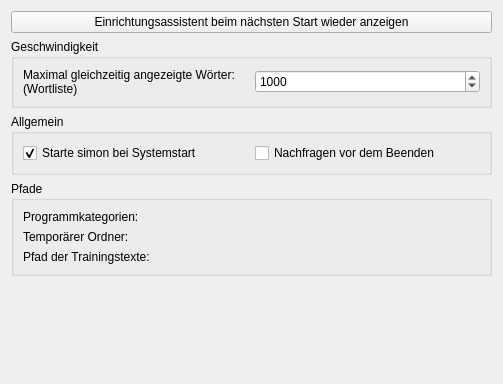
Qt form simon/src/Configuration/generalsettingsdlg.ui (KDE/simon) before a commit.
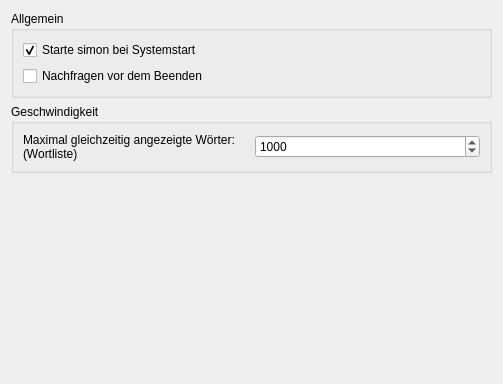
The same form after that commit. Custom widgets are drawn as their Qt base class.

The edit to the form file:
```diff
--- a/simon/src/Configuration/generalsettingsdlg.ui
+++ b/simon/src/Configuration/generalsettingsdlg.ui
@@ -14,13 +14,32 @@
   </property>
   <layout class="QVBoxLayout" >
    <item>
-    <widget class="KPushButton" name="pbShowFirstRunWizard" >
-     <property name="text" >
-      <string>Einrichtungsassistent beim nächsten Start wieder anzeigen</string>
+    <widget class="QGroupBox" name="gbGeneral" >
+     <property name="title" >
+      <string>Allgemein</string>
      </property>
-     <property name="checkable" >
-      <bool>true</bool>
+     <property name="flat" >
+      <bool>false</bool>
      </property>
+     <layout class="QGridLayout" >
+      <item row="0" column="0" >
+       <widget class="QCheckBox" name="kcfg_AutoStart" >
+        <property name="text" >
+         <string>Starte simon bei Systemstart</string>
+        </property>
+        <property name="checked" >
+         <bool>true</bool>
+        </property>
+       </widget>
+      </item>
+      <item row="1" column="0" >
+       <widget class="QCheckBox" name="kcfg_AskBeforeQuit" >
+        <property name="text" >
+         <string>Nachfragen vor dem Beenden</string>
+        </property>
+       </widget>
+      </item>
+     </layout>
     </widget>
    </item>
    <item>
@@ -41,12 +60,12 @@
        </widget>
       </item>
       <item row="0" column="1" >
-       <widget class="QSpinBox" name="sbMaxSimultaniouslyShownWords" >
+       <widget class="QSpinBox" name="kcfg_MaxConcurrentlyDisplayedWords" >
         <property name="minimum" >
          <number>1</number>
         </property>
         <property name="maximum" >
-         <number>100000</number>
+         <number>10000000</number>
         </property>
         <property name="singleStep" >
          <number>10</number>
@@ -57,85 +76,9 @@
        </widget>
       </item>
      </layout>
-    </widget>
-   </item>
-   <item>
-    <widget class="QGroupBox" name="gbGeneral" >
-     <property name="title" >
-      <string>Allgemein</string>
-     </property>
-     <property name="flat" >
-      <bool>false</bool>
-     </property>
-     <layout class="QGridLayout" >
-      <item row="0" column="0" >
-       <widget class="QCheckBox" name="cbStartSimonOnBoot" >
-        <property name="text" >
-         <string>Starte simon bei Systemstart</string>
-        </property>
-        <property name="checked" >
-         <bool>true</bool>
-        </property>
-       </widget>
-      </item>
-      <item row="0" column="1" >
-       <widget class="QCheckBox" name="cbAskBeforeExit" >
-        <property name="text" >
-         <string>Nachfragen vor dem Beenden</string>
-        </property>
-       </widget>
-      </item>
-     </layout>
-    </widget>
-   </item>
-   <item>
-    <widget class="QGroupBox" name="gbPaths" >
-     <property name="title" >
-      <string>Pfade</string>
-     </property>
-     <property name="flat" >
-      <bool>false</bool>
-     </property>
-     <layout class="QHBoxLayout" >
-      <item>
-       <layout class="QVBoxLayout" >
-        <item>
-         <widget class="QLabel" name="lbCategories" >
-          <property name="text" >
-           <string>Programmkategorien:</string>
-          </property>
-         </widget>
-        </item>
-        <item>
-         <widget class="QLabel" name="lbTempDir" >
-          <property name="text" >
-           <string>Temporärer Ordner:</string>
-          </property>
-         </widget>
-        </item>
-        <item>
-         <widget class="QLabel" name="lbPathToTexts" >
-          <property name="text" >
-           <string>Pfad der Trainingstexte:</string>
-          </property>
-         </widget>
-        </item>
-       </layout>
-      </item>
-      <item>
-       <layout class="QVBoxLayout" >
-        <item>
-         <widget class="KUrlRequester" name="urProgramCategories" />
-        </item>
-        <item>
-         <widget class="KUrlRequester" name="urTempDir" />
-        </item>
-        <item>
-         <widget class="KUrlRequester" name="urPathToTexts" />
-        </item>
-       </layout>
-      </item>
-     </layout>
+     <zorder>label</zorder>
+     <zorder>kcfg_MaxConcurrentlyDisplayedWords</zorder>
+     <zorder>gbGeneral</zorder>
     </widget>
    </item>
    <item>
@@ -153,17 +96,6 @@
    </item>
   </layout>
  </widget>
- <customwidgets>
-  <customwidget>
-   <class>KPushButton</class>
-   <extends>QPushButton</extends>
-   <header>kpushbutton.h</header>
-  </customwidget>
-  <customwidget>
-   <class>KUrlRequester</class>
-   <extends>QFrame</extends>
-   <header>kurlrequester.h</header>
-  </customwidget>
- </customwidgets>
+ <resources/>
  <connections/>
 </ui>
```
